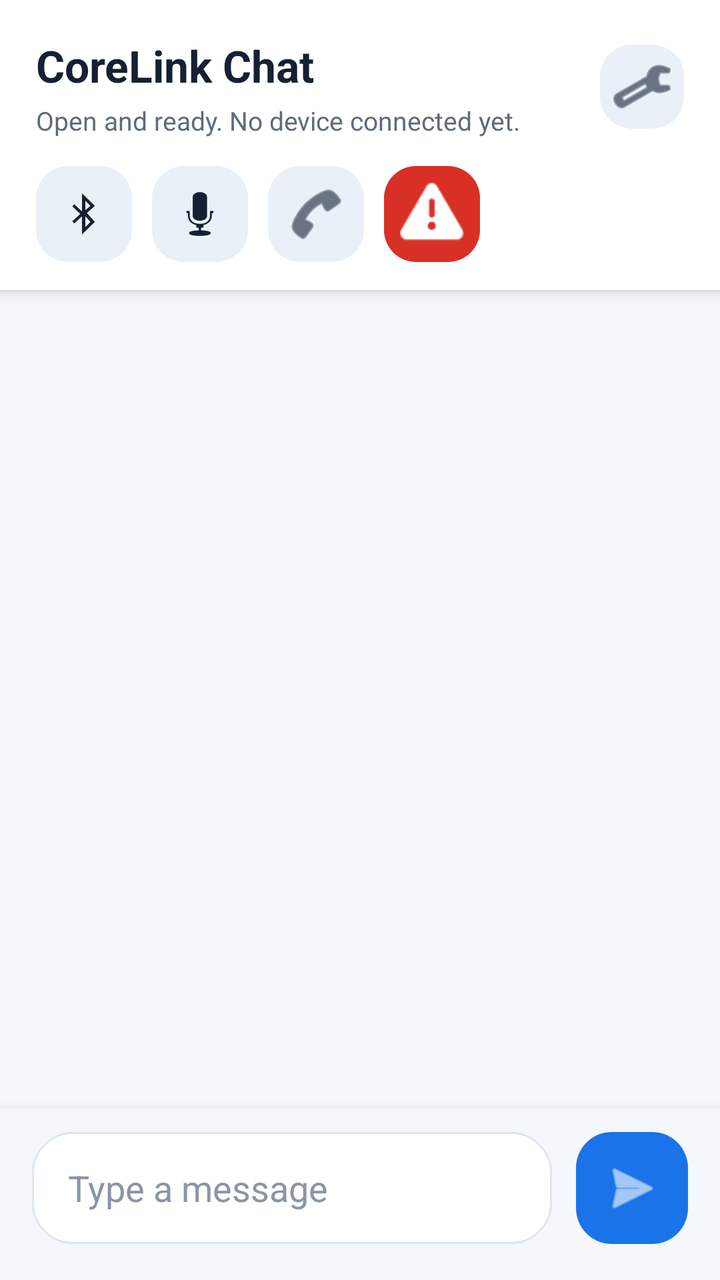
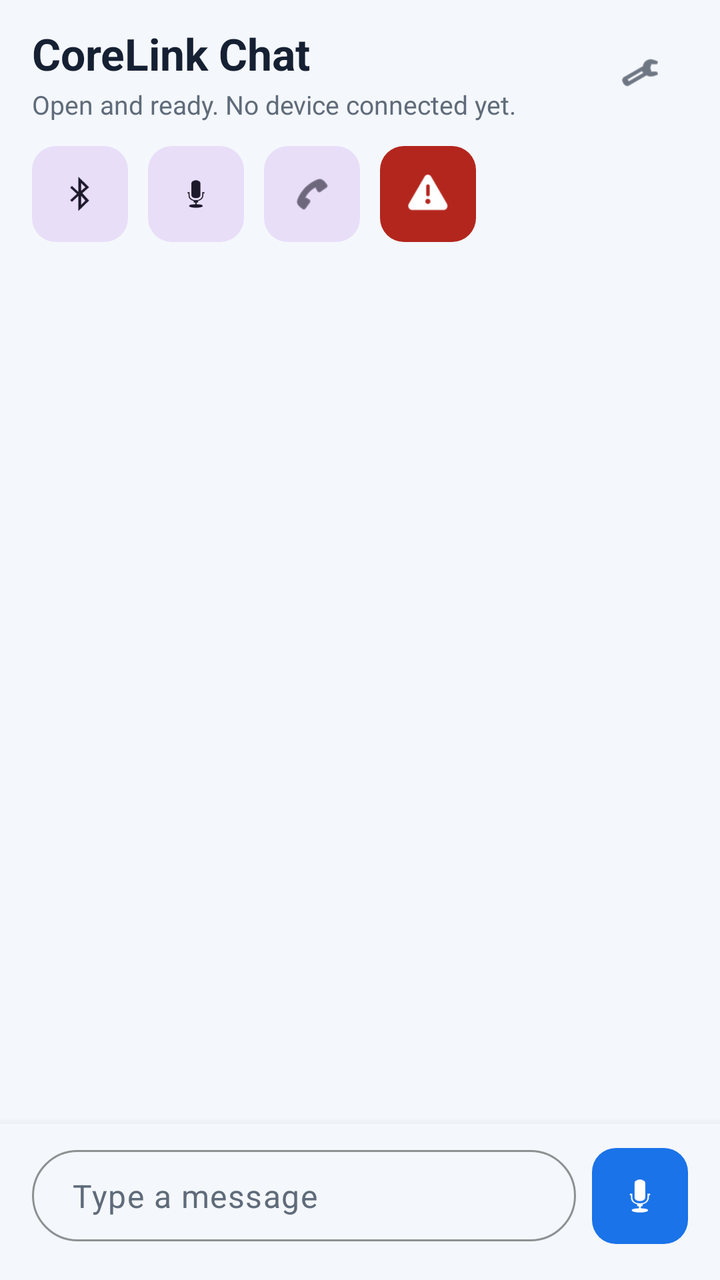

An Android layout rendered at two revisions. The XML below is the earlier revision; the diff shows what the commit changed to produce the second picture.
<!-- AndroidManifest.xml: application theme Theme.Corelink -->
<!-- res/layout/activity_chat.xml -->
<?xml version="1.0" encoding="utf-8"?>
<LinearLayout
    xmlns:android="http://schemas.android.com/apk/res/android"
    android:layout_width="match_parent"
    android:layout_height="match_parent"
    android:background="@color/surface"
    android:orientation="vertical">

    <LinearLayout
        android:id="@+id/topBar"
        android:layout_width="match_parent"
        android:layout_height="wrap_content"
        android:background="@color/surfaceElevated"
        android:elevation="4dp"
        android:orientation="vertical"
        android:paddingStart="18dp"
        android:paddingTop="18dp"
        android:paddingEnd="18dp"
        android:paddingBottom="14dp">

        <LinearLayout
            android:layout_width="match_parent"
            android:layout_height="wrap_content"
            android:gravity="center_vertical"
            android:orientation="horizontal">

            <LinearLayout
                android:layout_width="0dp"
                android:layout_height="wrap_content"
                android:layout_weight="1"
                android:orientation="vertical">

                <TextView
                    android:layout_width="wrap_content"
                    android:layout_height="wrap_content"
                    android:text="@string/chat_title"
                    android:textColor="@color/textPrimary"
                    android:textSize="22sp"
                    android:textStyle="bold" />

                <TextView
                    android:id="@+id/statusText"
                    android:layout_width="wrap_content"
                    android:layout_height="wrap_content"
                    android:layout_marginTop="4dp"
                    android:text="@string/chat_status_not_connected"
                    android:textColor="@color/textSecondary"
                    android:textSize="13sp" />
            </LinearLayout>

            <ImageButton
                android:id="@+id/themeToggleButton"
                android:layout_width="42dp"
                android:layout_height="42dp"
                android:background="@drawable/icon_btn_bg"
                android:contentDescription="@string/toggle_theme"
                android:padding="10dp"
                android:src="@android:drawable/ic_menu_manage"
                android:tint="@color/textPrimary" />
        </LinearLayout>

        <LinearLayout
            android:layout_width="match_parent"
            android:layout_height="wrap_content"
            android:layout_marginTop="14dp"
            android:gravity="center_vertical"
            android:orientation="horizontal">

            <ImageButton
                android:id="@+id/connectBtn"
                android:layout_width="48dp"
                android:layout_height="48dp"
                android:background="@drawable/icon_btn_bg"
                android:contentDescription="@string/connect_mode_title"
                android:padding="12dp"
                android:src="@android:drawable/stat_sys_data_bluetooth"
                android:tint="@color/textPrimary" />

            <ImageButton
                android:id="@+id/micBtn"
                android:layout_width="48dp"
                android:layout_height="48dp"
                android:layout_marginStart="10dp"
                android:background="@drawable/icon_btn_bg"
                android:contentDescription="@string/voice_prompt"
                android:padding="12dp"
                android:src="@android:drawable/ic_btn_speak_now"
                android:tint="@color/textPrimary" />

            <ImageButton
                android:id="@+id/callBtn"
                android:layout_width="48dp"
                android:layout_height="48dp"
                android:layout_marginStart="10dp"
                android:background="@drawable/icon_btn_bg"
                android:contentDescription="@string/calling_coming_soon"
                android:padding="12dp"
                android:src="@android:drawable/ic_menu_call"
                android:tint="@color/textPrimary" />

            <ImageButton
                android:id="@+id/emergencyBtn"
                android:layout_width="48dp"
                android:layout_height="48dp"
                android:layout_marginStart="10dp"
                android:background="@drawable/alert_btn_bg"
                android:contentDescription="@string/default_emergency_alert"
                android:padding="12dp"
                android:src="@android:drawable/ic_dialog_alert"
                android:tint="@android:color/white" />
        </LinearLayout>
    </LinearLayout>

    <androidx.recyclerview.widget.RecyclerView
        android:id="@+id/chatRecycler"
        android:layout_width="match_parent"
        android:layout_height="0dp"
        android:layout_weight="1"
        android:clipToPadding="false"
        android:paddingStart="12dp"
        android:paddingTop="14dp"
        android:paddingEnd="12dp"
        android:paddingBottom="8dp" />

    <LinearLayout
        android:id="@+id/bottomBar"
        android:layout_width="match_parent"
        android:layout_height="wrap_content"
        android:background="@color/surface"
        android:elevation="8dp"
        android:gravity="center_vertical"
        android:orientation="horizontal"
        android:paddingStart="16dp"
        android:paddingTop="12dp"
        android:paddingEnd="16dp"
        android:paddingBottom="18dp">

        <EditText
            android:id="@+id/chatInput"
            android:layout_width="0dp"
            android:layout_height="56dp"
            android:layout_weight="1"
            android:background="@drawable/input_bg"
            android:gravity="center_vertical"
            android:hint="@string/chat_hint"
            android:paddingStart="18dp"
            android:paddingEnd="18dp"
            android:textColor="@color/textPrimary"
            android:textColorHint="@color/textMuted" />

        <ImageButton
            android:id="@+id/sendBtn"
            android:layout_width="56dp"
            android:layout_height="56dp"
            android:layout_marginStart="12dp"
            android:background="@drawable/send_btn_bg"
            android:contentDescription="@string/send_message"
            android:padding="16dp"
            android:src="@android:drawable/ic_menu_send"
            android:tint="@android:color/white" />
    </LinearLayout>

</LinearLayout>
<!-- resources referenced by this layout -->
<resources>
  <color name="surface">#FFF4F7FB</color>
  <color name="surfaceElevated">#FFFFFFFF</color>
  <color name="textMuted">#FF8A95A5</color>
  <color name="textPrimary">#FF152033</color>
  <color name="textSecondary">#FF5F6B7A</color>
  <!-- drawable alert_btn_bg (drawable) -->
  <shape xmlns:android="http://schemas.android.com/apk/res/android">
      <solid android:color="@color/alert" />
      <corners android:radius="16dp" />
  </shape>
  <!-- drawable icon_btn_bg (drawable) -->
  <shape xmlns:android="http://schemas.android.com/apk/res/android">
      <solid android:color="@color/surfaceMuted" />
      <corners android:radius="16dp" />
  </shape>
  <!-- drawable input_bg (drawable) -->
  <shape xmlns:android="http://schemas.android.com/apk/res/android">
      <solid android:color="@color/surfaceElevated" />
      <stroke
          android:width="1dp"
          android:color="@color/borderSoft" />
      <corners android:radius="20dp" />
  </shape>
  <!-- drawable send_btn_bg (drawable) -->
  <shape xmlns:android="http://schemas.android.com/apk/res/android">
      <solid android:color="@color/accent" />
      <corners android:radius="18dp" />
  </shape>
  <string name="calling_coming_soon">Open the call deck for the dedicated calling interface.</string>
  <string name="chat_hint">Type a message</string>
  <string name="chat_status_not_connected">Open and ready. No device connected yet.</string>
  <string name="chat_title">CoreLink Chat</string>
  <string name="connect_mode_title">Bluetooth link</string>
  <string name="default_emergency_alert">Emergency alert: nearby user needs assistance and local mesh relay support.</string>
  <string name="send_message">Send message</string>
  <string name="toggle_theme">Toggle dark mode</string>
  <string name="voice_prompt">Speak your message</string>
  <style name="Theme.Corelink" parent="Theme.MaterialComponents.DayNight.NoActionBar">
          <item name="colorPrimary">@color/accent</item>
          <item name="colorPrimaryVariant">@color/accentDark</item>
          <item name="colorSecondary">@color/accent</item>
          <item name="colorSurface">@color/surfaceElevated</item>
          <item name="android:windowBackground">@color/surface</item>
          <item name="android:statusBarColor">@color/surfaceElevated</item>
          <item name="android:navigationBarColor">@color/surfaceElevated</item>
      </style>
  <color name="alert">#D93025</color>
  <color name="surfaceMuted">#FFEAF0F7</color>
  <color name="borderSoft">#FFDDE6F1</color>
  <color name="accent">#1A73E8</color>
  <color name="accentDark">#1558B0</color>
</resources>

<!-- the commit's change to res/layout/activity_chat.xml (unified diff, before → after) -->
@@ -1,114 +1,236 @@
 <?xml version="1.0" encoding="utf-8"?>
 <LinearLayout
     xmlns:android="http://schemas.android.com/apk/res/android"
+    xmlns:app="http://schemas.android.com/apk/res-auto"
     android:layout_width="match_parent"
     android:layout_height="match_parent"
-    android:background="@color/surface"
+    android:background="?attr/colorSurface"
     android:orientation="vertical">
 
+    <com.google.android.material.appbar.AppBarLayout
+        android:layout_width="match_parent"
+        android:layout_height="wrap_content"
+        app:elevation="0dp">
+
+        <com.google.android.material.appbar.MaterialToolbar
+            android:id="@+id/chatToolbar"
+            android:layout_width="match_parent"
+            android:layout_height="wrap_content"
+            android:background="?attr/colorSurface"
+            app:contentInsetStart="16dp"
+            app:contentInsetEnd="16dp">
+
+            <LinearLayout
+                android:layout_width="match_parent"
+                android:layout_height="wrap_content"
+                android:gravity="center_vertical"
+                android:orientation="horizontal"
+                android:paddingTop="12dp"
+                android:paddingBottom="12dp">
+
+                <LinearLayout
+                    android:layout_width="0dp"
+                    android:layout_height="wrap_content"
+                    android:layout_weight="1"
+                    android:orientation="vertical">
+
+                    <TextView
+                        android:layout_width="wrap_content"
+                        android:layout_height="wrap_content"
+                        android:text="@string/chat_title"
+                        android:textColor="?attr/colorOnSurface"
+                        android:textSize="22sp"
+                        android:textStyle="bold" />
+
+                    <TextView
+                        android:id="@+id/statusText"
+                        android:layout_width="wrap_content"
+                        android:layout_height="wrap_content"
+                        android:layout_marginTop="2dp"
+                        android:text="@string/chat_status_not_connected"
+                        android:textColor="?attr/colorOnSurfaceVariant"
+                        android:textSize="13sp" />
+                </LinearLayout>
+
+                <com.google.android.material.button.MaterialButton
+                    android:id="@+id/clearChatBtn"
+                    style="?attr/materialIconButtonStyle"
+                    android:layout_width="48dp"
+                    android:layout_height="48dp"
+                    android:layout_marginEnd="4dp"
+                    android:visibility="gone"
+                    android:contentDescription="Clear Chat History"
+                    app:icon="@android:drawable/ic_menu_delete"
+                    app:iconTint="?attr/colorOnSurface" />
+
+                <com.google.android.material.button.MaterialButton
+                    android:id="@+id/themeToggleButton"
+                    style="?attr/materialIconButtonStyle"
+                    android:layout_width="48dp"
+                    android:layout_height="48dp"
+                    android:contentDescription="@string/toggle_theme"
+                    app:icon="@android:drawable/ic_menu_manage"
+                    app:iconTint="?attr/colorOnSurface" />
+            </LinearLayout>
+        </com.google.android.material.appbar.MaterialToolbar>
+    </com.google.android.material.appbar.AppBarLayout>
+
     <LinearLayout
-        android:id="@+id/topBar"
-        android:layout_width="match_parent"
-        android:layout_height="wrap_content"
-        android:background="@color/surfaceElevated"
-        android:elevation="4dp"
+        android:id="@+id/telemetryPanel"
+        android:layout_width="match_parent"
+        android:layout_height="wrap_content"
+        android:background="?attr/colorSurfaceVariant"
         android:orientation="vertical"
-        android:paddingStart="18dp"
-        android:paddingTop="18dp"
-        android:paddingEnd="18dp"
-        android:paddingBottom="14dp">
-
-        <LinearLayout
-            android:layout_width="match_parent"
-            android:layout_height="wrap_content"
-            android:gravity="center_vertical"
-            android:orientation="horizontal">
-
-            <LinearLayout
-                android:layout_width="0dp"
-                android:layout_height="wrap_content"
-                android:layout_weight="1"
-                android:orientation="vertical">
-
-                <TextView
-                    android:layout_width="wrap_content"
-                    android:layout_height="wrap_content"
-                    android:text="@string/chat_title"
-                    android:textColor="@color/textPrimary"
-                    android:textSize="22sp"
-                    android:textStyle="bold" />
-
-                <TextView
-                    android:id="@+id/statusText"
-                    android:layout_width="wrap_content"
-                    android:layout_height="wrap_content"
-                    android:layout_marginTop="4dp"
-                    android:text="@string/chat_status_not_connected"
-                    android:textColor="@color/textSecondary"
-                    android:textSize="13sp" />
-            </LinearLayout>
-
-            <ImageButton
-                android:id="@+id/themeToggleButton"
-                android:layout_width="42dp"
-                android:layout_height="42dp"
-                android:background="@drawable/icon_btn_bg"
-                android:contentDescription="@string/toggle_theme"
-                android:padding="10dp"
-                android:src="@android:drawable/ic_menu_manage"
-                android:tint="@color/textPrimary" />
-        </LinearLayout>
-
-        <LinearLayout
-            android:layout_width="match_parent"
-            android:layout_height="wrap_content"
-            android:layout_marginTop="14dp"
-            android:gravity="center_vertical"
-            android:orientation="horizontal">
-
-            <ImageButton
-                android:id="@+id/connectBtn"
-                android:layout_width="48dp"
-                android:layout_height="48dp"
-                android:background="@drawable/icon_btn_bg"
-                android:contentDescription="@string/connect_mode_title"
-                android:padding="12dp"
-                android:src="@android:drawable/stat_sys_data_bluetooth"
-                android:tint="@color/textPrimary" />
-
-            <ImageButton
-                android:id="@+id/micBtn"
-                android:layout_width="48dp"
-                android:layout_height="48dp"
-                android:layout_marginStart="10dp"
-                android:background="@drawable/icon_btn_bg"
-                android:contentDescription="@string/voice_prompt"
-                android:padding="12dp"
-                android:src="@android:drawable/ic_btn_speak_now"
-                android:tint="@color/textPrimary" />
-
-            <ImageButton
-                android:id="@+id/callBtn"
-                android:layout_width="48dp"
-                android:layout_height="48dp"
-                android:layout_marginStart="10dp"
-                android:background="@drawable/icon_btn_bg"
-                android:contentDescription="@string/calling_coming_soon"
-                android:padding="12dp"
-                android:src="@android:drawable/ic_menu_call"
-                android:tint="@color/textPrimary" />
-
-            <ImageButton
-                android:id="@+id/emergencyBtn"
-                android:layout_width="48dp"
-                android:layout_height="48dp"
-                android:layout_marginStart="10dp"
-                android:background="@drawable/alert_btn_bg"
-                android:contentDescription="@string/default_emergency_alert"
-                android:padding="12dp"
-                android:src="@android:drawable/ic_dialog_alert"
-                android:tint="@android:color/white" />
-        </LinearLayout>
+        android:paddingStart="16dp"
+        android:paddingEnd="16dp"
+        android:paddingTop="8dp"
+        android:paddingBottom="8dp"
+        android:visibility="gone">
+
+        <TextView
+            android:id="@+id/telemetryMacAddress"
+            android:layout_width="match_parent"
+            android:layout_height="wrap_content"
+            android:text="MAC: 00:00:00:00:00:00"
+            android:fontFamily="monospace"
+            android:textColor="?attr/colorOnSurfaceVariant"
+            android:textSize="11sp" />
+
+        <TextView
+            android:id="@+id/telemetryStats"
+            android:layout_width="match_parent"
+            android:layout_height="wrap_content"
+            android:layout_marginTop="2dp"
+            android:text="TX: 0 Pkts | RX: 0 Pkts | Rate: 0.0 KB/s"
+            android:fontFamily="monospace"
+            android:textColor="?attr/colorOnSurfaceVariant"
+            android:textSize="11sp" />
+
+        <TextView
+            android:id="@+id/telemetryProtocol"
+            android:layout_width="match_parent"
+            android:layout_height="wrap_content"
+            android:layout_marginTop="2dp"
+            android:text="Proto: RFCOMM Secured (UUID: 9f4e9d18-8f62-4ac1-8c65-e6e437f69b50)"
+            android:fontFamily="monospace"
+            android:textColor="?attr/colorOnSurfaceVariant"
+            android:textSize="10sp"
+            android:alpha="0.7" />
+
+    </LinearLayout>
+
+    <LinearLayout
+        android:layout_width="match_parent"
+        android:layout_height="wrap_content"
+        android:background="?attr/colorSurface"
+        android:gravity="center_vertical"
+        android:orientation="horizontal"
+        android:paddingStart="16dp"
+        android:paddingEnd="16dp"
+        android:paddingBottom="12dp">
+
+        <com.google.android.material.button.MaterialButton
+            android:id="@+id/connectBtn"
+            style="?attr/materialIconButtonFilledTonalStyle"
+            android:layout_width="48dp"
+            android:layout_height="48dp"
+            android:insetTop="0dp"
+            android:insetBottom="0dp"
+            android:insetLeft="0dp"
+            android:insetRight="0dp"
+            android:padding="0dp"
+            android:contentDescription="@string/connect_mode_title"
+            app:icon="@android:drawable/stat_sys_data_bluetooth"
+            app:iconGravity="textStart"
+            app:iconPadding="0dp"
+            app:cornerRadius="12dp" />
+
+        <com.google.android.material.button.MaterialButton
+            android:id="@+id/micBtn"
+            style="?attr/materialIconButtonFilledTonalStyle"
+            android:layout_width="48dp"
+            android:layout_height="48dp"
+            android:layout_marginStart="10dp"
+            android:insetTop="0dp"
+            android:insetBottom="0dp"
+            android:insetLeft="0dp"
+            android:insetRight="0dp"
+            android:padding="0dp"
+            android:contentDescription="@string/voice_prompt"
+            app:icon="@android:drawable/ic_btn_speak_now"
+            app:iconGravity="textStart"
+            app:iconPadding="0dp"
+            app:cornerRadius="12dp" />
+
+        <com.google.android.material.button.MaterialButton
+            android:id="@+id/callBtn"
+            style="?attr/materialIconButtonFilledTonalStyle"
+            android:layout_width="48dp"
+            android:layout_height="48dp"
+            android:layout_marginStart="10dp"
+            android:insetTop="0dp"
+            android:insetBottom="0dp"
+            android:insetLeft="0dp"
+            android:insetRight="0dp"
+            android:padding="0dp"
+            android:contentDescription="@string/calling_coming_soon"
+            app:icon="@android:drawable/ic_menu_call"
+            app:iconGravity="textStart"
+            app:iconPadding="0dp"
+            app:cornerRadius="12dp" />
+
+        <com.google.android.material.button.MaterialButton
+            android:id="@+id/emergencyBtn"
+            style="?attr/materialIconButtonFilledStyle"
+            android:layout_width="48dp"
+            android:layout_height="48dp"
+            android:layout_marginStart="10dp"
+            android:insetTop="0dp"
+            android:insetBottom="0dp"
+            android:insetLeft="0dp"
+            android:insetRight="0dp"
+            android:padding="0dp"
+            android:contentDescription="@string/default_emergency_alert"
+            app:backgroundTint="?attr/colorError"
+            app:icon="@android:drawable/ic_dialog_alert"
+            app:iconTint="?attr/colorOnError"
+            app:iconGravity="textStart"
+            app:iconPadding="0dp"
+            app:cornerRadius="12dp" />
+    </LinearLayout>
+
+    <LinearLayout
+        android:id="@+id/callingBar"
+        android:layout_width="match_parent"
+        android:layout_height="wrap_content"
+        android:background="?attr/colorError"
+        android:orientation="horizontal"
+        android:paddingStart="16dp"
+        android:paddingTop="8dp"
+        android:paddingEnd="16dp"
+        android:paddingBottom="8dp"
+        android:gravity="center_vertical"
+        android:visibility="gone">
+
+        <TextView
+            android:id="@+id/callingBarText"
+            android:layout_width="0dp"
+            android:layout_height="wrap_content"
+            android:layout_weight="1"
+            android:text="Voice call active: 00:00"
+            android:textColor="?attr/colorOnError"
+            android:textSize="14sp"
+            android:textStyle="bold" />
+
+        <com.google.android.material.button.MaterialButton
+            android:id="@+id/callingBarEndBtn"
+            style="@style/Widget.Material3.Button.TextButton"
+            android:layout_width="wrap_content"
+            android:layout_height="wrap_content"
+            android:text="End Call"
+            android:textAllCaps="false"
+            android:textColor="?attr/colorOnError"
+            app:rippleColor="#40FFFFFF" />
     </LinearLayout>
 
     <androidx.recyclerview.widget.RecyclerView
@@ -126,38 +248,149 @@
         android:id="@+id/bottomBar"
         android:layout_width="match_parent"
         android:layout_height="wrap_content"
-        android:background="@color/surface"
+        android:background="?attr/colorSurface"
         android:elevation="8dp"
-        android:gravity="center_vertical"
-        android:orientation="horizontal"
-        android:paddingStart="16dp"
-        android:paddingTop="12dp"
-        android:paddingEnd="16dp"
-        android:paddingBottom="18dp">
-
-        <EditText
-            android:id="@+id/chatInput"
-            android:layout_width="0dp"
-            android:layout_height="56dp"
-            android:layout_weight="1"
-            android:background="@drawable/input_bg"
+        android:orientation="vertical">
+
+        
+        <LinearLayout
+            android:id="@+id/normalInputLayout"
+            android:layout_width="match_parent"
+            android:layout_height="wrap_content"
             android:gravity="center_vertical"
-            android:hint="@string/chat_hint"
-            android:paddingStart="18dp"
-            android:paddingEnd="18dp"
-            android:textColor="@color/textPrimary"
-            android:textColorHint="@color/textMuted" />
-
-        <ImageButton
-            android:id="@+id/sendBtn"
-            android:layout_width="56dp"
-            android:layout_height="56dp"
-            android:layout_marginStart="12dp"
-            android:background="@drawable/send_btn_bg"
-            android:contentDescription="@string/send_message"
-            android:padding="16dp"
-            android:src="@android:drawable/ic_menu_send"
-            android:tint="@android:color/white" />
+            android:orientation="horizontal"
+            android:paddingStart="16dp"
+            android:paddingTop="12dp"
+            android:paddingEnd="16dp"
+            android:paddingBottom="18dp"
+            android:visibility="visible">
+
+            <com.google.android.material.textfield.TextInputLayout
+                android:layout_width="0dp"
+                android:layout_height="wrap_content"
+                android:layout_weight="1"
+                style="@style/Widget.Material3.TextInputLayout.OutlinedBox.Dense"
+                app:boxCornerRadiusTopStart="28dp"
+                app:boxCornerRadiusTopEnd="28dp"
+                app:boxCornerRadiusBottomStart="28dp"
+                app:boxCornerRadiusBottomEnd="28dp"
+                app:hintEnabled="false"
+                app:boxStrokeColor="?attr/colorPrimary"
+                app:boxStrokeWidth="1dp"
+                app:boxStrokeWidthFocused="2dp">
+
+                <com.google.android.material.textfield.TextInputEditText
+                    android:id="@+id/chatInput"
+                    android:layout_width="match_parent"
+                    android:layout_height="wrap_content"
+                    android:hint="@string/chat_hint"
+                    android:inputType="textShortMessage|textAutoCorrect|textCapSentences"
+                    android:maxLines="4"
+                    android:paddingStart="20dp"
+                    android:paddingEnd="20dp"
+                    android:paddingTop="12dp"
+                    android:paddingBottom="12dp"
+                    android:textColor="?attr/colorOnSurface"
+                    android:textColorHint="?attr/colorOnSurfaceVariant"
+                    android:textSize="16sp" />
+            </com.google.android.material.textfield.TextInputLayout>
+
+            <com.google.android.material.button.MaterialButton
+                android:id="@+id/sendBtn"
+                style="?attr/materialIconButtonFilledStyle"
+                android:layout_width="48dp"
+                android:layout_height="48dp"
+                android:layout_marginStart="8dp"
+                android:insetTop="0dp"
+                android:insetBottom="0dp"
+                android:insetLeft="0dp"
+                android:insetRight="0dp"
+                android:padding="0dp"
+                app:icon="@android:drawable/ic_btn_speak_now"
+                app:iconGravity="textStart"
+                app:iconSize="24dp"
+                app:iconPadding="0dp"
+                android:contentDescription="@string/send_message"
+                app:cornerRadius="12dp" />
+        </LinearLayout>
+
+        
+        <LinearLayout
+            android:id="@+id/recordingLayout"
+            android:layout_width="match_parent"
+            android:layout_height="wrap_content"
+            android:gravity="center_vertical"
+            android:orientation="horizontal"
+            android:paddingStart="16dp"
+            android:paddingTop="12dp"
+            android:paddingEnd="16dp"
+            android:paddingBottom="18dp"
+            android:visibility="gone">
+
+            <ImageView
+                android:id="@+id/recordingDot"
+                android:layout_width="12dp"
+                android:layout_height="12dp"
+                android:src="@drawable/recording_dot"
+                android:contentDescription="Recording Blinker" />
+
+            <TextView
+                android:id="@+id/recordingTimerText"
+                android:layout_width="wrap_content"
+                android:layout_height="wrap_content"
+                android:layout_marginStart="10dp"
+                android:text="00:00"
+                android:fontFamily="monospace"
+                android:textColor="?attr/colorError"
+                android:textSize="16sp"
+                android:textStyle="bold" />
+
+            <TextView
+                android:layout_width="0dp"
+                android:layout_height="wrap_content"
+                android:layout_weight="1"
+                android:layout_marginStart="16dp"
+                android:text="Recording Voice..."
+                android:textColor="?attr/colorOnSurfaceVariant"
+                android:textSize="14sp" />
+
+            <com.google.android.material.button.MaterialButton
+                android:id="@+id/recordCancelBtn"
+                style="?attr/materialIconButtonFilledTonalStyle"
+                android:layout_width="48dp"
+                android:layout_height="48dp"
+                android:insetTop="0dp"
+                android:insetBottom="0dp"
+                android:insetLeft="0dp"
+                android:insetRight="0dp"
+                android:padding="0dp"
+                app:icon="@android:drawable/ic_menu_delete"
+                app:iconGravity="textStart"
+                app:iconTint="?attr/colorError"
+                app:iconSize="24dp"
+                app:iconPadding="0dp"
+                android:contentDescription="Cancel Recording"
+                app:cornerRadius="12dp" />
+
+            <com.google.android.material.button.MaterialButton
+                android:id="@+id/recordSendBtn"
+                style="?attr/materialIconButtonFilledStyle"
+                android:layout_width="48dp"
+                android:layout_height="48dp"
+                android:layout_marginStart="8dp"
+                android:insetTop="0dp"
+                android:insetBottom="0dp"
+                android:insetLeft="0dp"
+                android:insetRight="0dp"
+                android:padding="0dp"
+                app:icon="@android:drawable/ic_menu_send"
+                app:iconGravity="textStart"
+                app:iconTint="?attr/colorOnPrimary"
+                app:iconSize="24dp"
+                app:iconPadding="0dp"
+                android:contentDescription="Send Recording"
+                app:cornerRadius="12dp" />
+        </LinearLayout>
     </LinearLayout>
 
 </LinearLayout>
<!-- resource entries referenced after the edit -->
@@ -1,33 +1,16 @@
 <!-- resources referenced by this layout -->
 <resources>
+  <!-- drawable recording_dot (drawable) -->
+  <?xml version="1.0" encoding="utf-8"?>
+  <shape xmlns:android="http://schemas.android.com/apk/res/android"
+      android:shape="oval">
+      <solid android:color="#FFD93025" />
+      <size android:width="12dp"
+          android:height="12dp" />
+  </shape>
   <color name="surface">#FFF4F7FB</color>
-  <color name="surfaceElevated">#FFFFFFFF</color>
-  <color name="textMuted">#FF8A95A5</color>
   <color name="textPrimary">#FF152033</color>
   <color name="textSecondary">#FF5F6B7A</color>
-  <!-- drawable alert_btn_bg (drawable) -->
-  <shape xmlns:android="http://schemas.android.com/apk/res/android">
-      <solid android:color="@color/alert" />
-      <corners android:radius="16dp" />
-  </shape>
-  <!-- drawable icon_btn_bg (drawable) -->
-  <shape xmlns:android="http://schemas.android.com/apk/res/android">
-      <solid android:color="@color/surfaceMuted" />
-      <corners android:radius="16dp" />
-  </shape>
-  <!-- drawable input_bg (drawable) -->
-  <shape xmlns:android="http://schemas.android.com/apk/res/android">
-      <solid android:color="@color/surfaceElevated" />
-      <stroke
-          android:width="1dp"
-          android:color="@color/borderSoft" />
-      <corners android:radius="20dp" />
-  </shape>
-  <!-- drawable send_btn_bg (drawable) -->
-  <shape xmlns:android="http://schemas.android.com/apk/res/android">
-      <solid android:color="@color/accent" />
-      <corners android:radius="18dp" />
-  </shape>
   <string name="calling_coming_soon">Open the call deck for the dedicated calling interface.</string>
   <string name="chat_hint">Type a message</string>
   <string name="chat_status_not_connected">Open and ready. No device connected yet.</string>
@@ -37,19 +20,18 @@
   <string name="send_message">Send message</string>
   <string name="toggle_theme">Toggle dark mode</string>
   <string name="voice_prompt">Speak your message</string>
-  <style name="Theme.Corelink" parent="Theme.MaterialComponents.DayNight.NoActionBar">
+  <style name="Theme.Corelink" parent="Theme.Material3.DayNight.NoActionBar">
           <item name="colorPrimary">@color/accent</item>
-          <item name="colorPrimaryVariant">@color/accentDark</item>
           <item name="colorSecondary">@color/accent</item>
-          <item name="colorSurface">@color/surfaceElevated</item>
+          <item name="colorSurface">@color/surface</item>
+          <item name="colorSurfaceVariant">@color/surfaceMuted</item>
+          <item name="colorOnSurface">@color/textPrimary</item>
+          <item name="colorOnSurfaceVariant">@color/textSecondary</item>
           <item name="android:windowBackground">@color/surface</item>
-          <item name="android:statusBarColor">@color/surfaceElevated</item>
-          <item name="android:navigationBarColor">@color/surfaceElevated</item>
+          <item name="android:statusBarColor">?attr/colorSurface</item>
+          <item name="android:navigationBarColor">?attr/colorSurface</item>
       </style>
-  <color name="alert">#D93025</color>
   <color name="surfaceMuted">#FFEAF0F7</color>
-  <color name="borderSoft">#FFDDE6F1</color>
   <color name="accent">#1A73E8</color>
-  <color name="accentDark">#1558B0</color>
 </resources>
 
